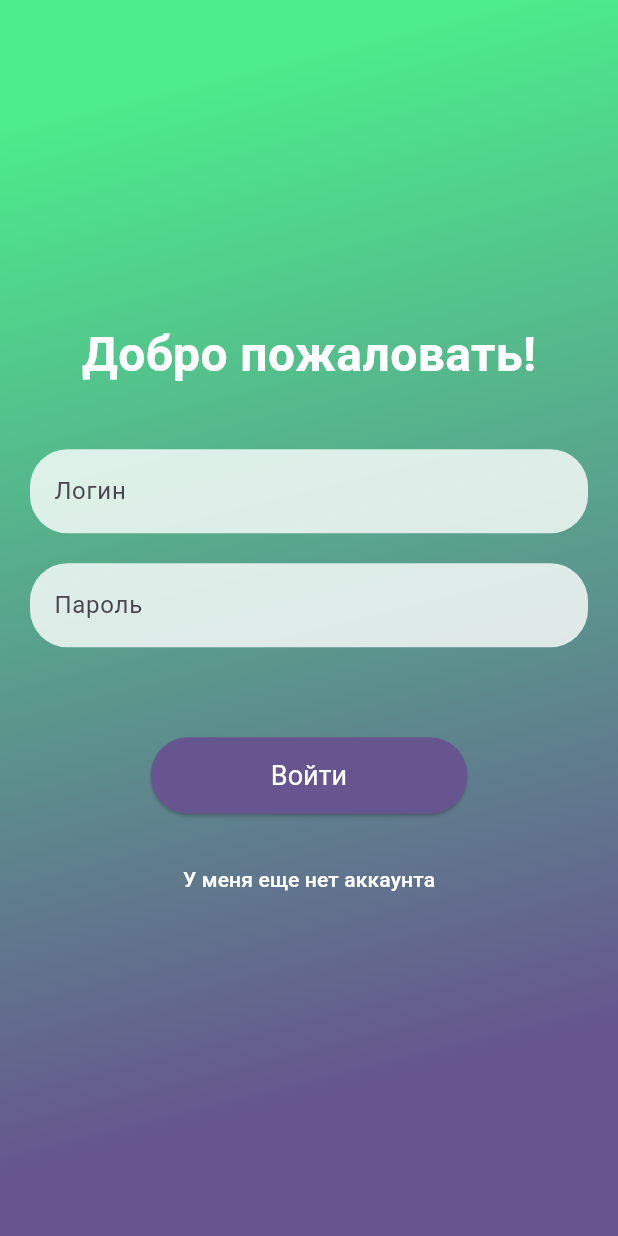
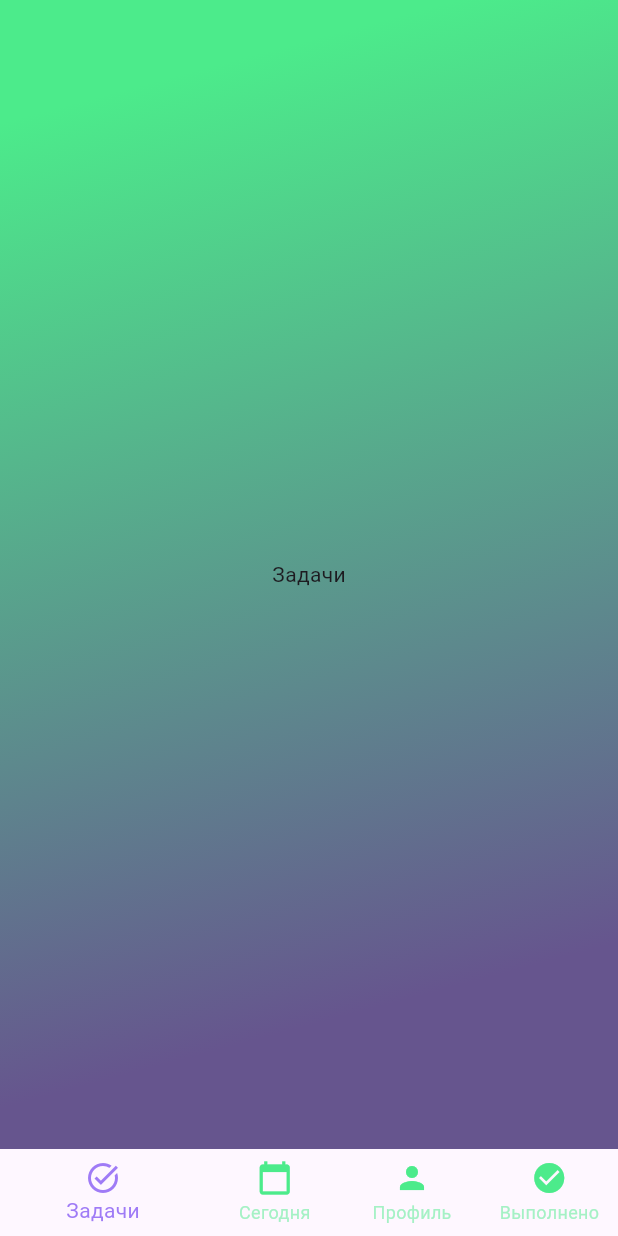
Before and after one commit to tanyp123/zc_dodiddone, a Flutter app: the screen it shows after launch, after a tap on "Войти", on a phone screen of 412 x 824 dp. Run offline on Flutter 3.47's test engine with Material 3 defaults, Android fonts, the phone set to English and light mode, and no system bars.

Commit message:
main page

```diff
--- a/lib/pages/login_page.dart
+++ b/lib/pages/login_page.dart
@@ -1,5 +1,7 @@
 import 'package:flutter/material.dart';
 import 'package:zc_dodiddone/theme/theme.dart';
+
+import 'main_page.dart';
 
 class LoginPage extends StatefulWidget {
   const LoginPage({Key? key}) : super(key: key);
@@ -86,11 +88,14 @@ class _LoginPageState extends State<LoginPage> {
                 ),
               const SizedBox(height: 40),
               ElevatedButton(
-                onPressed: () {
+                onPressed: () { Navigator.pushReplacement(context,
+                MaterialPageRoute(builder: (context) => const MainPage()));
                   // Handle login/registration logic here
                 },
                 style: ElevatedButton.styleFrom(
-                  backgroundColor: DodiddoneTheme.lightTheme.colorScheme.primary,
+                  backgroundColor:   !isLogin
+                        ? DodiddoneTheme.lightTheme.colorScheme.primary
+                        : DodiddoneTheme.lightTheme.colorScheme.secondary,
                   padding: const EdgeInsets.symmetric(horizontal: 80, vertical: 15),
                   textStyle: const TextStyle(
                     fontSize: 18,
--- /dev/null
+++ b/lib/pages/main_page.dart
@@ -0,0 +1,77 @@
+import 'package:flutter/material.dart';
+import 'package:zc_dodiddone/theme/theme.dart';
+
+class MainPage extends StatefulWidget {
+  const MainPage({Key? key}) : super(key: key);
+
+  @override
+  State<MainPage> createState() => _MainPageState();
+}
+
+class _MainPageState extends State<MainPage> {
+  int _selectedIndex = 0;
+
+  final List<Widget> _screens = [
+    // Задачи
+    const Center(child: Text('Задачи')),
+    // Сегодня
+    const Center(child: Text('Сегодня')),
+    // Профиль
+    const Center(child: Text('Профиль')),
+    // Выполнено
+    const Center(child: Text('Выполнено')),
+  ];
+
+  @override
+  Widget build(BuildContext context) {
+    return Scaffold(
+      extendBodyBehindAppBar: true,
+      appBar: AppBar(
+        backgroundColor: Colors.transparent, // Make AppBar transparent
+        elevation: 0, // Remove shadow
+      ),
+      body: Container( // Add Container for gradient
+        decoration: BoxDecoration(
+          gradient: LinearGradient(
+            begin: Alignment.topLeft,
+            end: Alignment.bottomCenter,
+            colors: [
+              DodiddoneTheme.lightTheme.colorScheme.secondary,
+              DodiddoneTheme.lightTheme.colorScheme.primary,
+            ],
+            stops: const [0.1, 0.9], // Primary color takes 90% of the space
+          ),
+        ),
+        child: _screens[_selectedIndex], // Display the selected screen
+      ),
+      bottomNavigationBar: BottomNavigationBar(
+        backgroundColor: Colors.transparent, // Make BottomNavigationBar transparent
+        elevation: 0, // Remove shadow
+        currentIndex: _selectedIndex,
+        onTap: (index) {
+          setState(() {
+            _selectedIndex = index;
+          });
+        },
+        items: const [
+          BottomNavigationBarItem(
+            icon: Icon(Icons.task_alt),
+            label: 'Задачи',
+          ),
+          BottomNavigationBarItem(
+            icon: Icon(Icons.calendar_today),
+            label: 'Сегодня',
+          ),
+          BottomNavigationBarItem(
+            icon: Icon(Icons.person),
+            label: 'Профиль',
+          ),
+          BottomNavigationBarItem(
+            icon: Icon(Icons.check_circle),
+            label: 'Выполнено',
+          ),
+        ],
+      ),
+    );
+  }
+}
--- a/lib/theme/theme.dart
+++ b/lib/theme/theme.dart
@@ -2,26 +2,26 @@ import 'package:flutter/material.dart';
 
 class DodiddoneTheme {
   static ThemeData lightTheme = ThemeData(
-    // This is the theme of your application.
-    //
-    // TRY THIS: Try running your application with "flutter run". You'll see
-    // the application has a purple toolbar. Then, without quitting the app,
-    // try changing the seedColor in the colorScheme below to Colors.green
-    // and then invoke "hot reload" (save your changes or press the "hot
-    // reload" button in a Flutter-supported IDE, or press "r" if you used
-    // the command line to start the app).
-    //
-    // Notice that the counter didn't reset back to zero; the application
-    // state is not lost during the reload. To reset the state, use hot
-    // restart instead.
-    //
-    // This works for code too, not just values: Most code changes can be
-    // tested with just a hot reload.
+
     colorScheme: ColorScheme.fromSeed(
       seedColor: const Color(0xFF9f7bf6), // Primary color
       brightness: Brightness.light,
       secondary: const Color(0xFF4ceb8b), // Secondary color
     ),
     useMaterial3: true,
+    bottomNavigationBarTheme: BottomNavigationBarThemeData(
+      backgroundColor: Colors.transparent, // Прозрачный фон
+      // Без тени
+      selectedItemColor: const Color(0xFF9f7bf6), // Цвет выбранного элемента
+      unselectedItemColor:   const Color(0xFF4ceb8b).withOpacity(0.5), // Цвет невыбранного элемента
+      showUnselectedLabels: true, // Отображать метки невыбранных элементов
+      selectedIconTheme: const IconThemeData(
+        color: Color(0xFF9f7bf6), // Основной цвет для выбранных иконок
+      ),
+      unselectedIconTheme: const IconThemeData(
+        color: Color(0xFF4ceb8b), // Основной цвет для невыбранных иконок
+      ),
+  )
   );
+
 }
```
